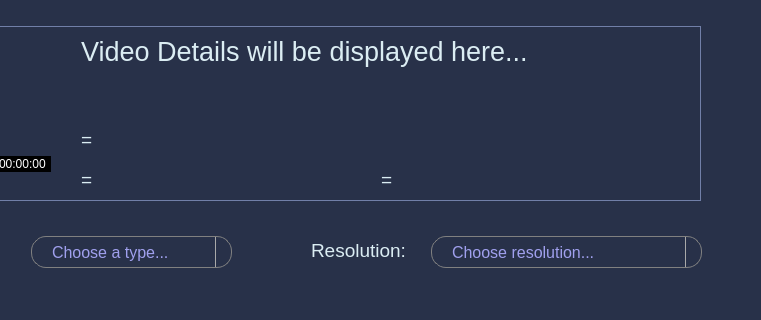
Above: youtube.ui from Ahmad-Hamdy/YouTube-Downloader before the change; both pictures show x 139 to 900 and y 123 to 443 of the 900 by 750 pixel window. Below: the same form after it.
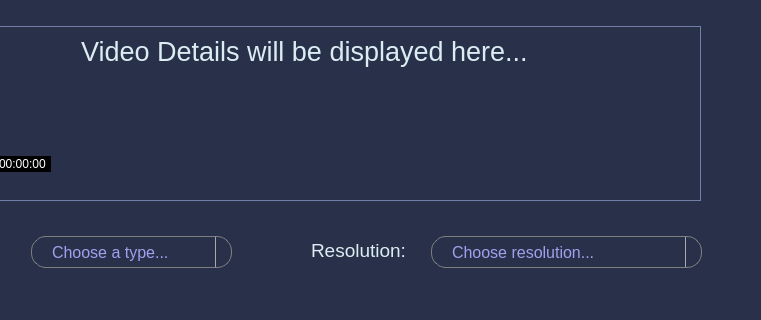
That is the form after the change. Icons and pictures are not drawn.

Commit message: added 'download complete' window

Patch:
```diff
--- a/youtube.ui
+++ b/youtube.ui
@@ -491,7 +491,7 @@
       <cursorShape>IBeamCursor</cursorShape>
      </property>
      <property name="text">
-      <string>=</string>
+      <string/>
      </property>
      <property name="textInteractionFlags">
       <set>Qt::LinksAccessibleByMouse|Qt::TextSelectableByMouse</set>
@@ -515,7 +515,7 @@
       <cursorShape>IBeamCursor</cursorShape>
      </property>
      <property name="text">
-      <string>=</string>
+      <string/>
      </property>
      <property name="textInteractionFlags">
       <set>Qt::LinksAccessibleByMouse|Qt::TextSelectableByMouse</set>
@@ -556,7 +556,7 @@
       <cursorShape>IBeamCursor</cursorShape>
      </property>
      <property name="text">
-      <string>=</string>
+      <string/>
      </property>
      <property name="textInteractionFlags">
       <set>Qt::LinksAccessibleByMouse|Qt::TextSelectableByMouse</set>
```
The commit also changes 2 other files.
